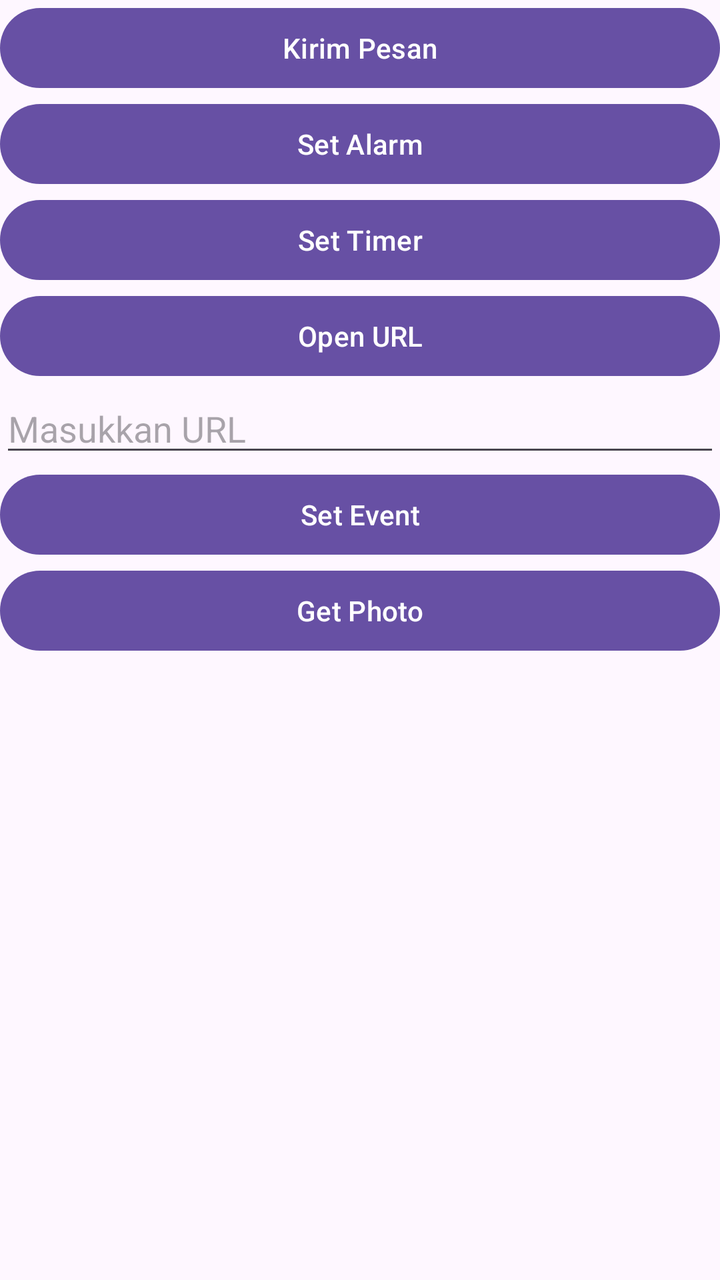
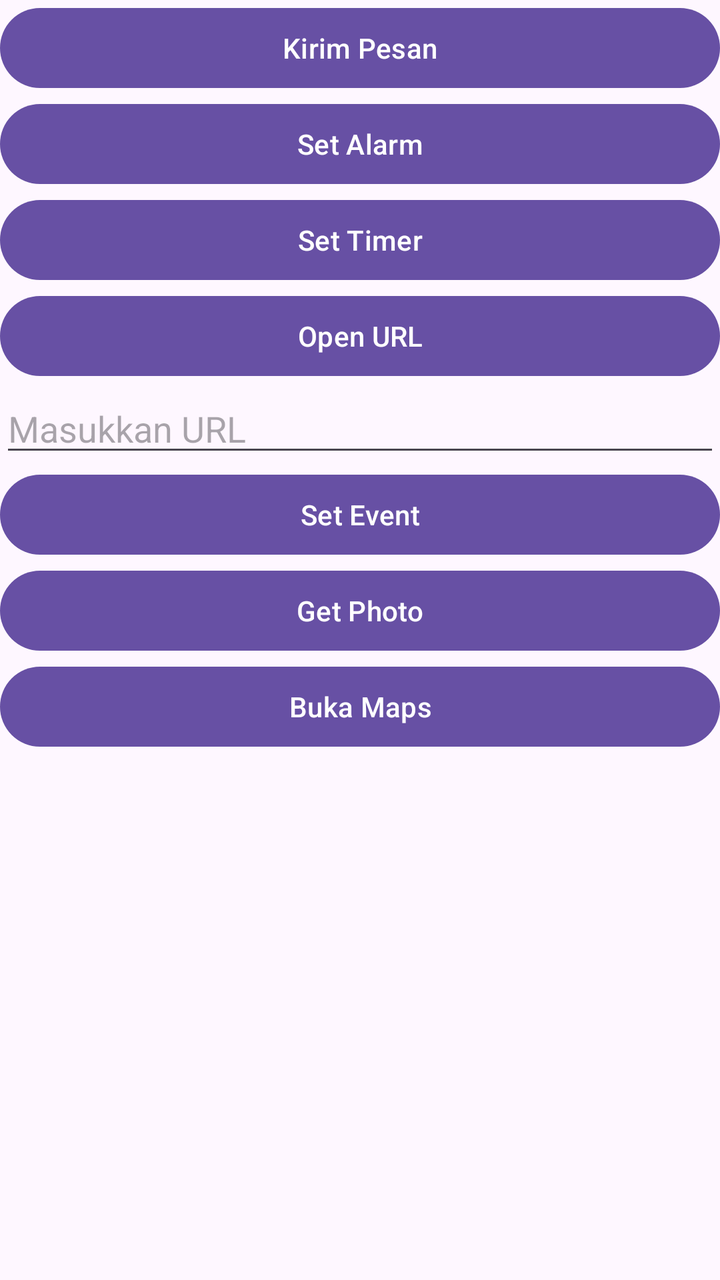

Before-and-after screenshots of an Android layout around one commit, followed by the original layout XML and the change that was made.
<!-- AndroidManifest.xml: application theme Theme.Implisit_Intent -->
<!-- res/layout/activity_main.xml -->
<?xml version="1.0" encoding="utf-8"?>
<LinearLayout xmlns:android="http://schemas.android.com/apk/res/android"
    android:id="@+id/main"
    android:layout_width="match_parent"
    android:layout_height="match_parent"
    android:orientation="vertical">

    <Button
        android:layout_width="match_parent"
        android:layout_height="wrap_content"
        android:id="@+id/btnKirimPesan"
        android:text="Kirim Pesan"/>

    <Button
        android:layout_width="match_parent"
        android:layout_height="wrap_content"
        android:id="@+id/btnSetAlarm"
        android:text="Set Alarm"/>

    <Button
        android:layout_width="match_parent"
        android:layout_height="wrap_content"
        android:id="@+id/btnSetTimer"
        android:text="Set Timer"/>

    <Button
        android:layout_width="match_parent"
        android:layout_height="wrap_content"
        android:id="@+id/btnOpenURL"
        android:text="Open URL"/>

    <EditText
        android:id="@+id/etURL"
        android:layout_width="match_parent"
        android:layout_height="wrap_content"
        android:hint="Masukkan URL"/>

    <Button
        android:layout_width="match_parent"
        android:layout_height="wrap_content"
        android:id="@+id/btnSetEvent"
        android:text="Set Event"/>

    <Button
        android:layout_width="match_parent"
        android:layout_height="wrap_content"
        android:id="@+id/btnGetPhoto"
        android:text="Get Photo"/>

    <ImageView
        android:layout_width="match_parent"
        android:layout_height="wrap_content"
        android:id="@+id/ivHasil"/>

</LinearLayout>
<!-- resources referenced by this layout -->
<resources>
  <style name="Theme.Implisit_Intent" parent="Base.Theme.Implisit_Intent" />
  <style name="Base.Theme.Implisit_Intent" parent="Theme.Material3.DayNight.NoActionBar">
          
          
      </style>
</resources>

<!-- the commit's change to res/layout/activity_main.xml (unified diff, before → after) -->
@@ -52,4 +52,10 @@
         android:layout_height="wrap_content"
         android:id="@+id/ivHasil"/>
 
+    <Button
+        android:layout_width="match_parent"
+        android:layout_height="wrap_content"
+        android:id="@+id/btnBukaMaps"
+        android:text="Buka Maps"/>
+
 </LinearLayout>
